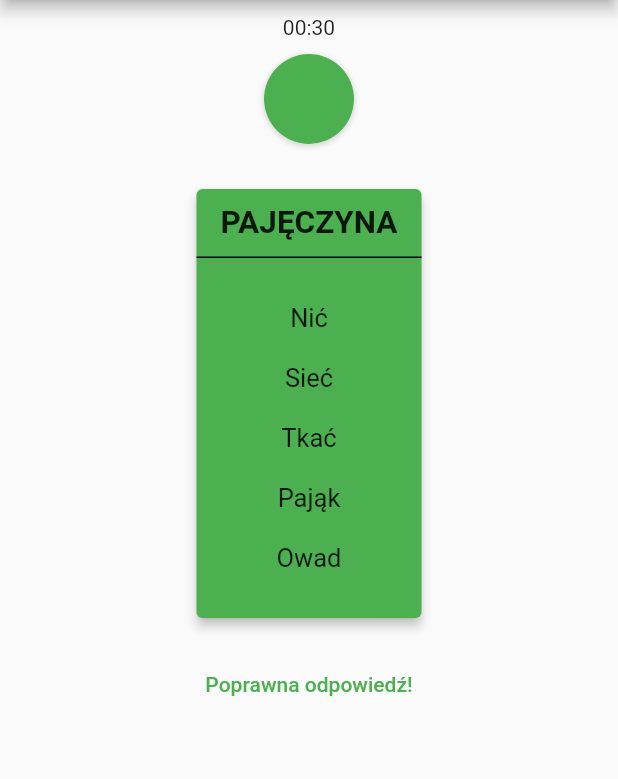
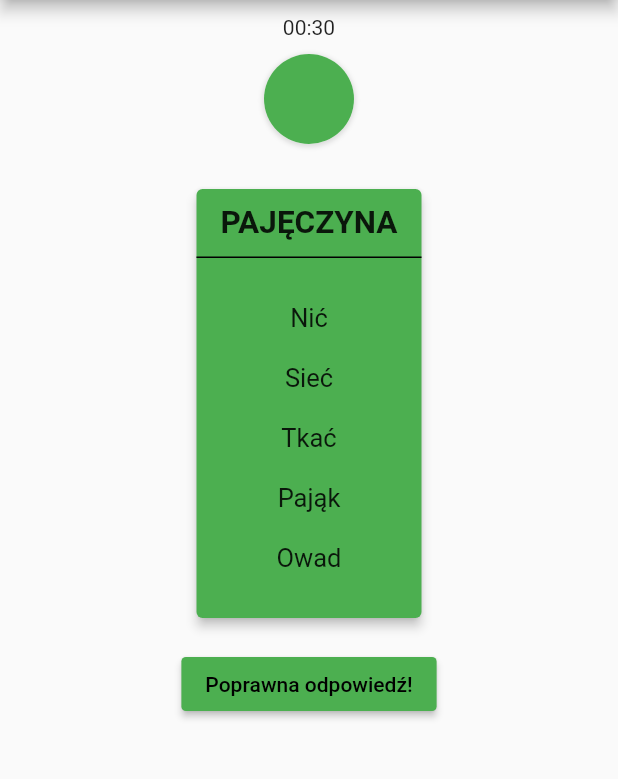
Before and after one commit to kluku/tabu, a Flutter app: the screen it shows after launch, on a phone screen of 412 x 824 dp, the part 84-863 px from its top. Run offline on Flutter 3.47's test engine with Material 2 defaults, Android fonts, the phone set to English and light mode, and no system bars.

Commit message:
better button

```diff
--- a/lib/main.dart
+++ b/lib/main.dart
@@ -206,10 +206,14 @@ class _MyHomePageState extends State<MyHomePage> {
                       new Container(height: 20.0, width: 0.0),
                     ]),
               ),
-              new FlatButton(
+              new RaisedButton(
                 child: const Text('Poprawna odpowiedź!'),
-                textColor: Colors.green,
+                color: Colors.green,
+                textColor: Colors.black,
                 onPressed: () {/* do nothing */},
+                shape: new RoundedRectangleBorder(
+                  borderRadius: new BorderRadius.circular(3.0)
+                )
               )
             ]))));
   }
```
